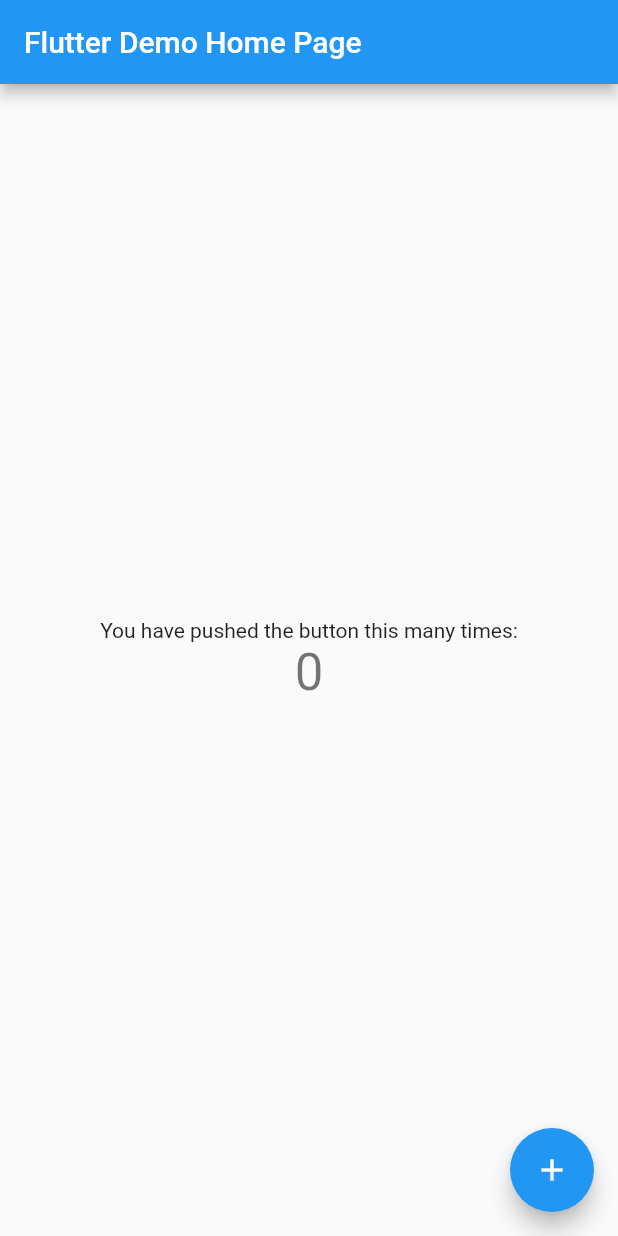
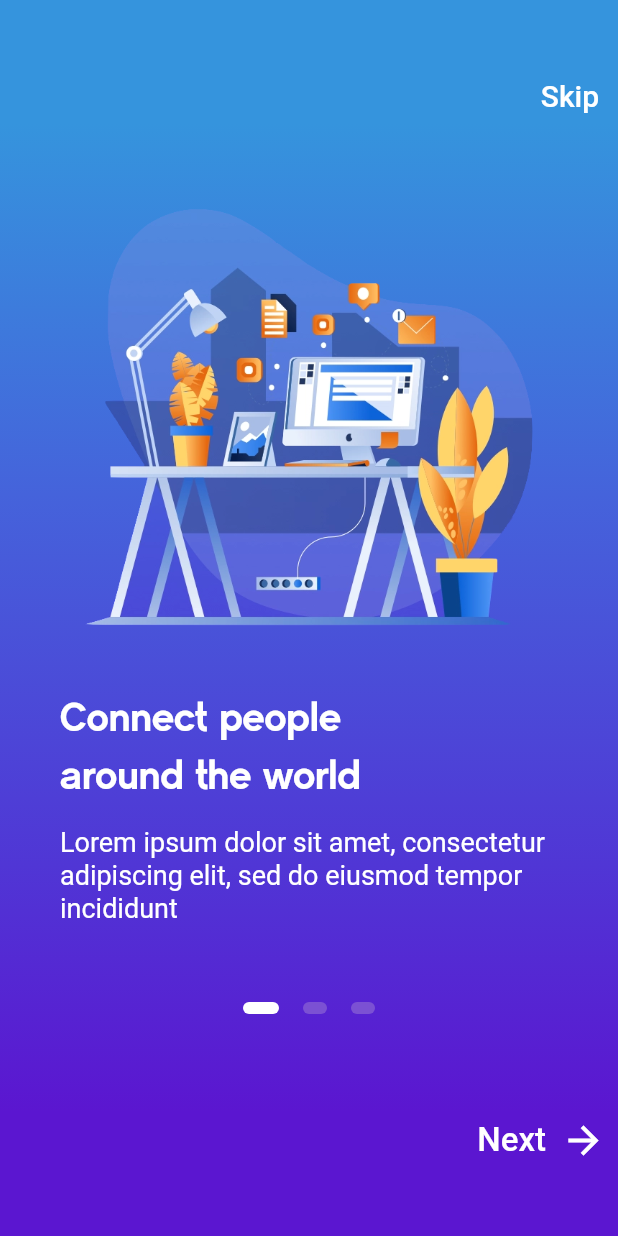
Before and after one commit to sledgx/flutter-onboarding, a Flutter app: the screen it shows after launch, on a phone screen of 412 x 824 dp. Run offline on Flutter 3.47's test engine with Material 2 defaults, Android fonts, the phone set to English and light mode, and no system bars.

Commit message:
Added onboarding screen

```diff
--- /dev/null
+++ b/lib/data/onboarding.dart
@@ -0,0 +1,11 @@
+class OnboardingData {
+  String imagePath;
+  String title;
+  String description;
+
+  OnboardingData({
+    required this.imagePath,
+    required this.title,
+    required this.description
+  });
+}
--- a/lib/main.dart
+++ b/lib/main.dart
@@ -1,4 +1,5 @@
 import 'package:flutter/material.dart';
+import 'package:flutter_onboarding/screens/onboarding.dart';
 
 void main() {
   runApp(const MyApp());
@@ -7,109 +8,15 @@ void main() {
 class MyApp extends StatelessWidget {
   const MyApp({Key? key}) : super(key: key);
 
-  // This widget is the root of your application.
   @override
   Widget build(BuildContext context) {
     return MaterialApp(
-      title: 'Flutter Demo',
+      title: 'Flutter Onboarding',
+      debugShowCheckedModeBanner: false,
       theme: ThemeData(
-        // This is the theme of your application.
-        //
-        // Try running your application with "flutter run". You'll see the
-        // application has a blue toolbar. Then, without quitting the app, try
-        // changing the primarySwatch below to Colors.green and then invoke
-        // "hot reload" (press "r" in the console where you ran "flutter run",
-        // or simply save your changes to "hot reload" in a Flutter IDE).
-        // Notice that the counter didn't reset back to zero; the application
-        // is not restarted.
         primarySwatch: Colors.blue,
       ),
-      home: const MyHomePage(title: 'Flutter Demo Home Page'),
+      home: const OnboardingScreen(),
     );
   }
 }
-
-class MyHomePage extends StatefulWidget {
-  const MyHomePage({Key? key, required this.title}) : super(key: key);
-
-  // This widget is the home page of your application. It is stateful, meaning
-  // that it has a State object (defined below) that contains fields that affect
-  // how it looks.
-
-  // This class is the configuration for the state. It holds the values (in this
-  // case the title) provided by the parent (in this case the App widget) and
-  // used by the build method of the State. Fields in a Widget subclass are
-  // always marked "final".
-
-  final String title;
-
-  @override
-  State<MyHomePage> createState() => _MyHomePageState();
-}
-
-class _MyHomePageState extends State<MyHomePage> {
-  int _counter = 0;
-
-  void _incrementCounter() {
-    setState(() {
-      // This call to setState tells the Flutter framework that something has
-      // changed in this State, which causes it to rerun the build method below
-      // so that the display can reflect the updated values. If we changed
-      // _counter without calling setState(), then the build method would not be
-      // called again, and so nothing would appear to happen.
-      _counter++;
-    });
-  }
-
-  @override
-  Widget build(BuildContext context) {
-    // This method is rerun every time setState is called, for instance as done
-    // by the _incrementCounter method above.
-    //
-    // The Flutter framework has been optimized to make rerunning build methods
-    // fast, so that you can just rebuild anything that needs updating rather
-    // than having to individually change instances of widgets.
-    return Scaffold(
-      appBar: AppBar(
-        // Here we take the value from the MyHomePage object that was created by
-        // the App.build method, and use it to set our appbar title.
-        title: Text(widget.title),
-      ),
-      body: Center(
-        // Center is a layout widget. It takes a single child and positions it
-        // in the middle of the parent.
-        child: Column(
-          // Column is also a layout widget. It takes a list of children and
-          // arranges them vertically. By default, it sizes itself to fit its
-          // children horizontally, and tries to be as tall as its parent.
-          //
-          // Invoke "debug painting" (press "p" in the console, choose the
-          // "Toggle Debug Paint" action from the Flutter Inspector in Android
-          // Studio, or the "Toggle Debug Paint" command in Visual Studio Code)
-          // to see the wireframe for each widget.
-          //
-          // Column has various properties to control how it sizes itself and
-          // how it positions its children. Here we use mainAxisAlignment to
-          // center the children vertically; the main axis here is the vertical
-          // axis because Columns are vertical (the cross axis would be
-          // horizontal).
-          mainAxisAlignment: MainAxisAlignment.center,
-          children: <Widget>[
-            const Text(
-              'You have pushed the button this many times:',
-            ),
-            Text(
-              '$_counter',
-              style: Theme.of(context).textTheme.headline4,
-            ),
-          ],
-        ),
-      ),
-      floatingActionButton: FloatingActionButton(
-        onPressed: _incrementCounter,
-        tooltip: 'Increment',
-        child: const Icon(Icons.add),
-      ), // This trailing comma makes auto-formatting nicer for build methods.
-    );
-  }
-}
--- /dev/null
+++ b/lib/screens/home.dart
@@ -0,0 +1,48 @@
+import 'package:flutter/material.dart';
+
+class HomeScreen extends StatefulWidget {
+  final String title;
+
+  const HomeScreen({Key? key, required this.title}) : super(key: key);
+
+  @override
+  State<HomeScreen> createState() => _HomeScreenState();
+}
+
+class _HomeScreenState extends State<HomeScreen> {
+  int _counter = 0;
+
+  void _incrementCounter() {
+    setState(() {
+      _counter++;
+    });
+  }
+
+  @override
+  Widget build(BuildContext context) {
+    return Scaffold(
+      appBar: AppBar(
+        title: Text(widget.title),
+      ),
+      body: Center(
+        child: Column(
+          mainAxisAlignment: MainAxisAlignment.center,
+          children: <Widget>[
+            const Text(
+              'You have pushed the button this many times:',
+            ),
+            Text(
+              '$_counter',
+              style: Theme.of(context).textTheme.headline4,
+            ),
+          ],
+        ),
+      ),
+      floatingActionButton: FloatingActionButton(
+        onPressed: _incrementCounter,
+        tooltip: 'Increment',
+        child: const Icon(Icons.add),
+      ),
+    );
+  }
+}
--- /dev/null
+++ b/lib/screens/onboarding.dart
@@ -0,0 +1,217 @@
+import 'package:flutter/material.dart';
+import 'package:flutter/services.dart';
+import 'package:flutter_onboarding/data/onboarding.dart';
+import 'package:flutter_onboarding/screens/home.dart';
+import 'package:flutter_onboarding/utils/styles.dart';
+
+class OnboardingScreen extends StatefulWidget {
+  const OnboardingScreen({Key? key}) : super(key: key);
+
+  @override
+  _OnboardingScreenState createState() => _OnboardingScreenState();
+}
+
+class _OnboardingScreenState extends State<OnboardingScreen> {
+  final List<OnboardingData> _pages = [
+    OnboardingData(
+      imagePath: 'assets/images/onboarding1.png',
+      title: 'Connect people\naround the world',
+      description: 'Lorem ipsum dolor sit amet, consectetur adipiscing elit, sed do eiusmod tempor incididunt',
+    ),
+    OnboardingData(
+      imagePath: 'assets/images/onboarding2.png',
+      title: 'Get a new experience\nof imagination',
+      description: 'Lorem ipsum dolor sit amet, consectetur adipiscing elit, sed do eiusmod tempor incididunt ut labore et dolore',
+    ),
+    OnboardingData(
+      imagePath: 'assets/images/onboarding3.png',
+      title: 'Live your life smarter\nwith us!',
+      description: 'Lorem ipsum dolor sit amet, consectetur adipiscing elit, sed do eiusmod tempor',
+    )
+  ];
+  final PageController _pageController = PageController(initialPage: 0);
+  int _currentPage = 0;
+
+  List<Widget> _buildPages() {
+    List<Widget> list = [];
+    for (int i = 0; i < _pages.length; i++) {
+      list.add(_buildPage(_pages[i]));
+    }
+    return list;
+  }
+
+  Widget _buildPage(OnboardingData page) {
+    return Padding(
+      padding: const EdgeInsets.all(40.0),
+      child: Column(
+        crossAxisAlignment: CrossAxisAlignment.start,
+        children: <Widget>[
+          Center(
+            child: Image(
+              image: AssetImage(page.imagePath),
+              height: 300.0,
+              width: 300.0,
+            ),
+          ),
+          const SizedBox(height: 30.0),
+          Text(
+            page.title,
+            style: kTitleStyle,
+          ),
+          const SizedBox(height: 15.0),
+          Text(
+            page.description,
+            style: kDescriptionStyle,
+          ),
+        ],
+      ),
+    );
+  }
+
+  List<Widget> _buildPageIndicator() {
+    List<Widget> list = [];
+    for (int i = 0; i < _pages.length; i++) {
+      list.add(_buildIndicator(i == _currentPage));
+    }
+    return list;
+  }
+
+  Widget _buildIndicator(bool isActive) {
+    return AnimatedContainer(
+      duration: const Duration(milliseconds: 150),
+      margin: const EdgeInsets.symmetric(horizontal: 8.0),
+      height: 8.0,
+      width: isActive ? 24.0 : 16.0,
+      decoration: BoxDecoration(
+        color: isActive ? Colors.white : const Color(0xFF7B51D3),
+        borderRadius: const BorderRadius.all(Radius.circular(12)),
+      ),
+    );
+  }
+
+  void _gotoHome(String from) {
+    Navigator.push(
+      context,
+      MaterialPageRoute(builder: (context) => HomeScreen(title: 'Home from $from')),
+    );
+  }
+
+  @override
+  Widget build(BuildContext context) {
+    return Scaffold(
+      body: AnnotatedRegion<SystemUiOverlayStyle>(
+        value: SystemUiOverlayStyle.light,
+        child: Container(
+          decoration: const BoxDecoration(
+            gradient: LinearGradient(
+              begin: Alignment.topCenter,
+              end: Alignment.bottomCenter,
+              stops: [0.1, 0.4, 0.7, 0.9],
+              colors: [
+                Color(0xFF3594DD),
+                Color(0xFF4563DB),
+                Color(0xFF5036D5),
+                Color(0xFF5B16D0),
+              ],
+            ),
+          ),
+          child: Padding(
+            padding: const EdgeInsets.symmetric(vertical: 40.0),
+            child: Column(
+              crossAxisAlignment: CrossAxisAlignment.stretch,
+              children: <Widget>[
+                Container(
+                  alignment: Alignment.centerRight,
+                  child: TextButton(
+                    onPressed: () => _gotoHome('Skip'),
+                    child: const Text(
+                      'Skip',
+                      style: TextStyle(
+                        color: Colors.white,
+                        fontSize: 20.0,
+                      ),
+                    ),
+                  ),
+                ),
+                SizedBox(
+                  height: 580.0,
+                  child: PageView(
+                    physics: const ClampingScrollPhysics(),
+                    controller: _pageController,
+                    onPageChanged: (int page) {
+                      setState(() {
+                        _currentPage = page;
+                      });
+                    },
+                    children: _buildPages(),
+                  ),
+                ),
+                Row(
+                  mainAxisAlignment: MainAxisAlignment.center,
+                  children: _buildPageIndicator(),
+                ),
+                _currentPage != _pages.length - 1
+                    ? Expanded(
+                        child: Align(
+                          alignment: FractionalOffset.bottomRight,
+                          child: TextButton(
+                            onPressed: () {
+                              _pageController.nextPage(
+                                duration: const Duration(milliseconds: 500),
+                                curve: Curves.ease,
+                              );
+                            },
+                            child: Row(
+                              mainAxisAlignment: MainAxisAlignment.center,
+                              mainAxisSize: MainAxisSize.min,
+                              children: const <Widget>[
+                                Text(
+                                  'Next',
+                                  style: TextStyle(
+                                    color: Colors.white,
+                                    fontSize: 22.0,
+                                  ),
+                                ),
+                                SizedBox(width: 10.0),
+                                Icon(
+                                  Icons.arrow_forward,
+                                  color: Colors.white,
+                                  size: 30.0,
+                                ),
+                              ],
+                            ),
+                          ),
+                        ),
+                      )
+                    : const Text(''),
+              ],
+            ),
+          ),
+        ),
+      ),
+      bottomSheet: _currentPage == _pages.length - 1
+          ? Container(
+              height: 100.0,
+              width: double.infinity,
+              color: Colors.white,
+              child: GestureDetector(
+                onTap: () => _gotoHome('Start'),
+                child: const Center(
+                  child: Padding(
+                    padding: EdgeInsets.only(bottom: 30.0),
+                    child: Text(
+                      'Get started',
+                      style: TextStyle(
+                        color: Color(0xFF5B16D0),
+                        fontSize: 20.0,
+                        fontWeight: FontWeight.bold,
+                      ),
+                    ),
+                  ),
+                ),
+              ),
+            )
+          : const Text(''),
+    );
+  }
+}
--- /dev/null
+++ b/lib/utils/styles.dart
@@ -0,0 +1,14 @@
+import 'package:flutter/material.dart';
+
+const kTitleStyle = TextStyle(
+  color: Colors.white,
+  fontFamily: 'CM Sans Serif',
+  fontSize: 26.0,
+  height: 1.5,
+);
+
+const kDescriptionStyle = TextStyle(
+  color: Colors.white,
+  fontSize: 18.0,
+  height: 1.2,
+);
```
Also changed, not shown: pubspec.yaml (+8 -0 lines), assets/fonts/cm_sans_serif.ttf (added), assets/images/onboarding1.png (added), assets/images/onboarding2.png (added), assets/images/onboarding3.png (added).
